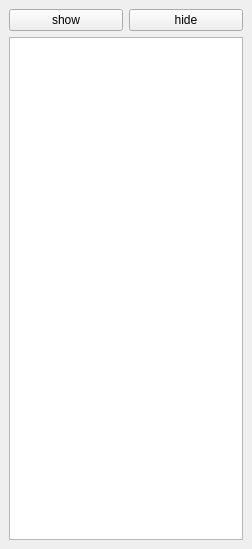
First picture: the form in lib/searchdock_ui.ui, repository kg4ydw/noacli, before the edit.
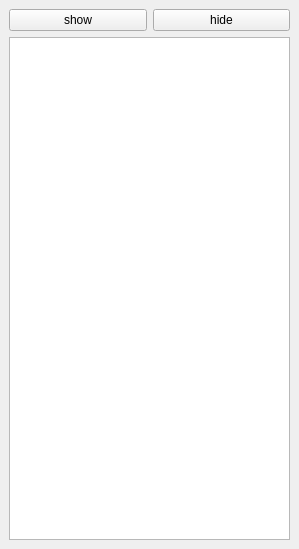
Second picture: the form after the edit.

```diff
--- a/lib/searchdock_ui.ui
+++ b/lib/searchdock_ui.ui
@@ -6,7 +6,7 @@
    <rect>
     <x>0</x>
     <y>0</y>
-    <width>252</width>
+    <width>299</width>
     <height>549</height>
    </rect>
   </property>
```
